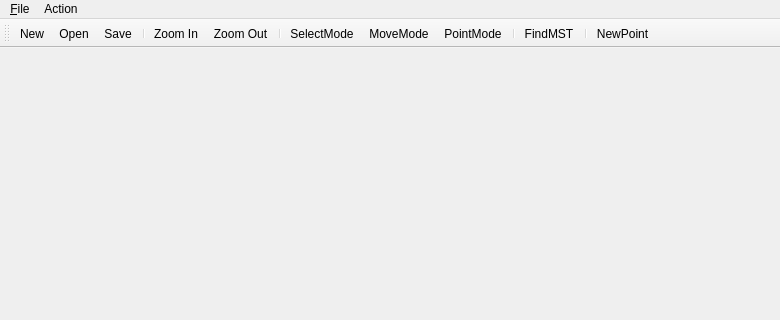
The window that mainwindow.ui (z4yx/VisualMST) describes before a commit, drawn with Qt 5; both pictures show x 0 to 780 and y 0 to 320 of the 780 by 482 pixel window.
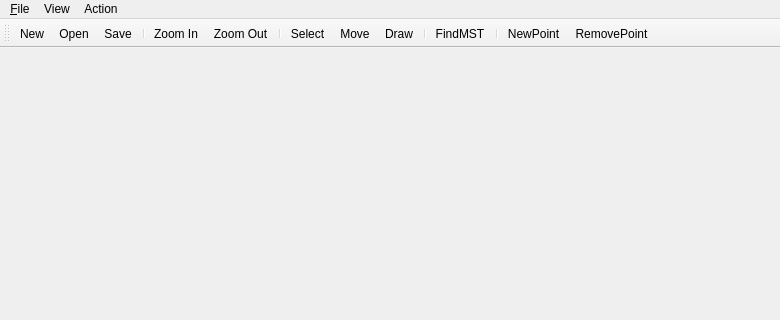
The same window after the commit. Icons and pictures are not drawn.

```diff
--- a/mainwindow.ui
+++ b/mainwindow.ui
@@ -40,7 +40,19 @@
      <string>Action</string>
     </property>
    </widget>
+   <widget class="QMenu" name="menuView">
+    <property name="title">
+     <string>View</string>
+    </property>
+    <addaction name="actionZoom_In"/>
+    <addaction name="actionZoom_Out"/>
+    <addaction name="separator"/>
+    <addaction name="actionSelectMode"/>
+    <addaction name="actionMoveMode"/>
+    <addaction name="actionPointMode"/>
+   </widget>
    <addaction name="menuFile"/>
+   <addaction name="menuView"/>
    <addaction name="menuAction"/>
   </widget>
   <widget class="QToolBar" name="mainToolBar">
@@ -64,6 +76,7 @@
    <addaction name="actionFindMST"/>
    <addaction name="separator"/>
    <addaction name="actionNewPoint"/>
+   <addaction name="actionRemovePoint"/>
   </widget>
   <widget class="QStatusBar" name="statusBar"/>
   <action name="actionOpen">
@@ -125,7 +138,7 @@
      <normaloff>:/new/icons/res/tools_movement_move.png</normaloff>:/new/icons/res/tools_movement_move.png</iconset>
    </property>
    <property name="text">
-    <string>SelectMode</string>
+    <string>Select</string>
    </property>
    <property name="toolTip">
     <string>Select Mode</string>
@@ -140,7 +153,7 @@
      <normaloff>:/new/icons/res/arrow_cursor_grab.png</normaloff>:/new/icons/res/arrow_cursor_grab.png</iconset>
    </property>
    <property name="text">
-    <string>MoveMode</string>
+    <string>Move</string>
    </property>
    <property name="toolTip">
     <string>Move Mode</string>
@@ -155,7 +168,7 @@
      <normaloff>:/new/icons/res/tools_point_new_point.png</normaloff>:/new/icons/res/tools_point_new_point.png</iconset>
    </property>
    <property name="text">
-    <string>PointMode</string>
+    <string>Draw</string>
    </property>
    <property name="toolTip">
     <string>Draw Point</string>
@@ -185,6 +198,18 @@
     <string>New Point</string>
    </property>
   </action>
+  <action name="actionRemovePoint">
+   <property name="icon">
+    <iconset resource="icons.qrc">
+     <normaloff>:/new/icons/res/Image-button_cancel.png</normaloff>:/new/icons/res/Image-button_cancel.png</iconset>
+   </property>
+   <property name="text">
+    <string>RemovePoint</string>
+   </property>
+   <property name="toolTip">
+    <string>Remove Point</string>
+   </property>
+  </action>
  </widget>
  <layoutdefault spacing="6" margin="11"/>
  <resources>
```
Left out of the diff: 6 changed lines with no effect on the pictures.
